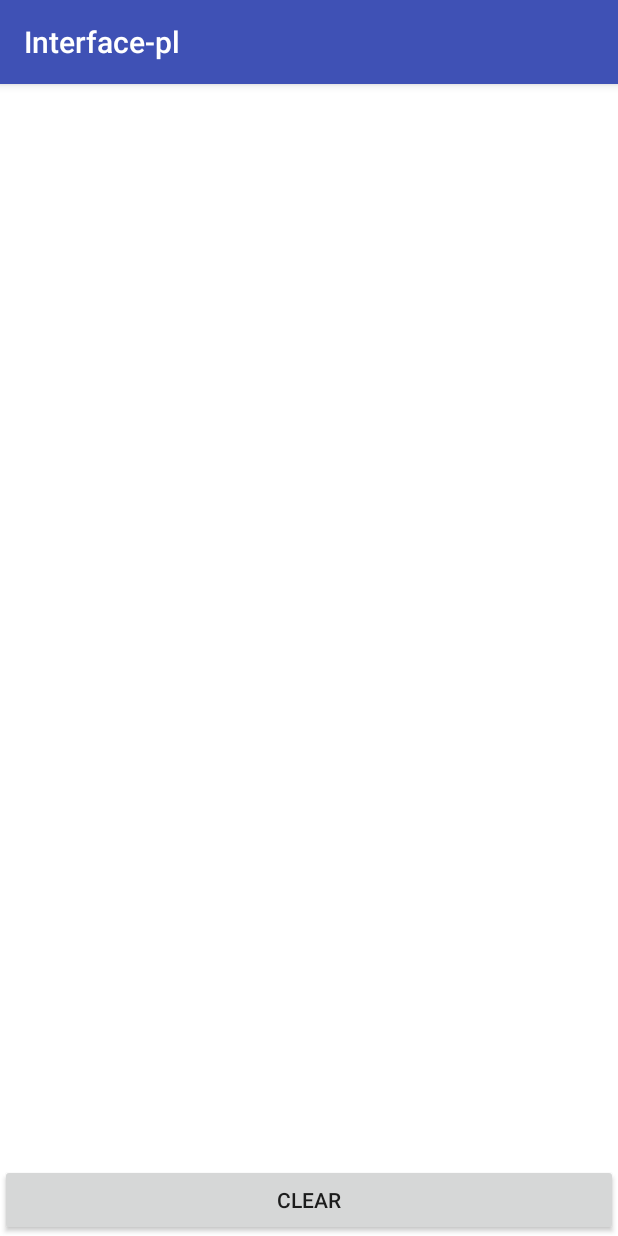
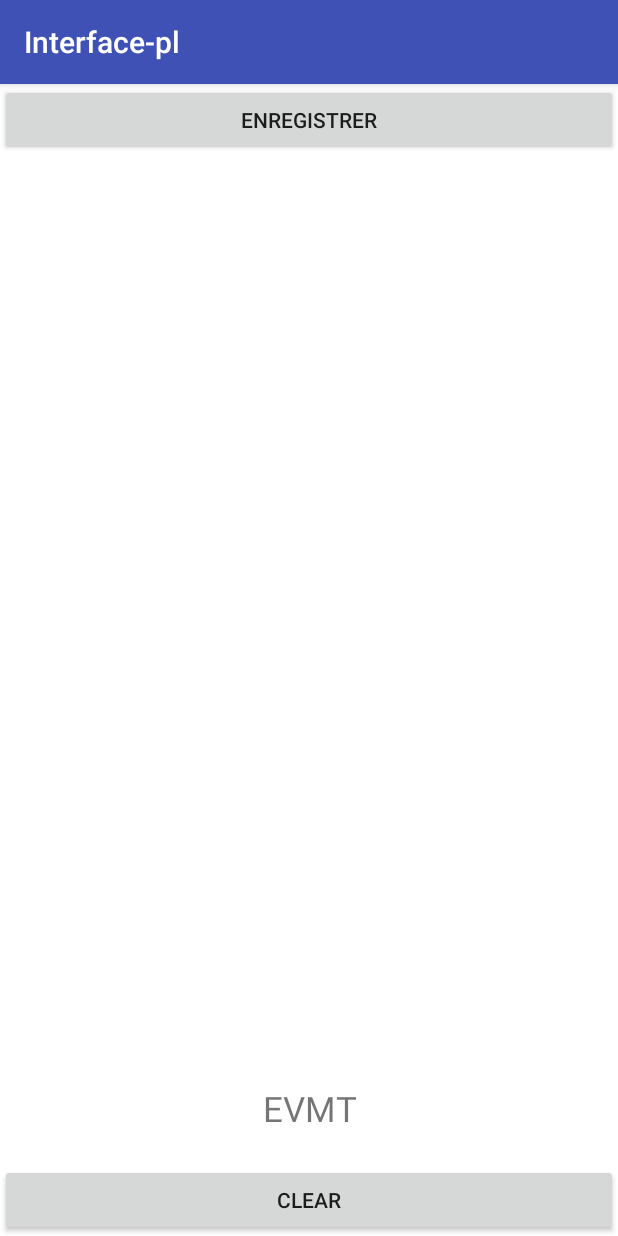
Before and after one commit to yassinecharjami/Interfacepl, an Android app: the PlotActivity screen opened directly, with no data from a screen before it, on a phone screen of 412 x 824 dp. Run offline under Robolectric (Android 15) with nearby library versions, the phone set to English and light mode, and no system bars.

```diff
--- a/app/src/main/java/com/example/e7440ma2/interface_pl/PlotActivity.java
+++ b/app/src/main/java/com/example/e7440ma2/interface_pl/PlotActivity.java
@@ -1,22 +1,27 @@
 package com.example.e7440ma2.interface_pl;
 
+import android.support.v4.view.GestureDetectorCompat;
 import android.support.v7.app.AppCompatActivity;
 import android.os.Bundle;
 import android.view.View;
+import android.widget.TextView;
 
 public class PlotActivity extends AppCompatActivity {
 
     private TouchEventView tev;
+    private TextView message;
+    private GestureDetectorCompat gestureDetector;
+    public static final String DEBUGTAG="JWP";
 
     @Override
     protected void onCreate(Bundle savedInstanceState) {
         super.onCreate(savedInstanceState);
         setContentView(R.layout.activity_plot);
-
         tev = (TouchEventView) findViewById(R.id.canva);
     }
 
     public void clearCanvas(View v){
         tev.clearCanvas();
     }
+
 }
--- a/app/src/main/java/com/example/e7440ma2/interface_pl/TouchEventView.java
+++ b/app/src/main/java/com/example/e7440ma2/interface_pl/TouchEventView.java
@@ -38,7 +38,7 @@ public class TouchEventView extends View {
         paint.setColor(Color.BLACK);
         paint.setStrokeJoin(Paint.Join.ROUND);
         paint.setStyle(Paint.Style.STROKE);
-        paint.setStrokeWidth(5f);
+        paint.setStrokeWidth(15f);
     }
 
     @Override
@@ -103,6 +103,10 @@ public class TouchEventView extends View {
         float yPos = event.getY();
         listCoord.add(new Coord(xPos, yPos));
 
+        String message = String.format("Coordinates: (x = %.2f, y = %.2f))",xPos,yPos);
+
+        Log.i(PlotActivity.DEBUGTAG, message);
+
         switch(event.getAction()){
             case MotionEvent.ACTION_DOWN:
                 path.moveTo(xPos,yPos);
--- a/app/src/main/res/layout/activity_plot.xml
+++ b/app/src/main/res/layout/activity_plot.xml
@@ -29,4 +29,25 @@
         android:text="Clear"
         tools:layout_editor_absoluteX="131dp"
         tools:layout_editor_absoluteY="447dp" />
+
+    <Button
+        android:id="@+id/button2"
+        android:layout_width="match_parent"
+        android:layout_height="wrap_content"
+        android:layout_alignParentLeft="true"
+        android:layout_alignParentStart="true"
+        android:layout_alignParentTop="true"
+        android:text="Enregistrer" />
+
+    <TextView
+        android:id="@+id/textView"
+        android:layout_width="300dp"
+        android:layout_height="wrap_content"
+        android:layout_above="@+id/button"
+        android:layout_centerHorizontal="true"
+        android:layout_marginBottom="21dp"
+        android:text="EVMT"
+        android:textAlignment="center"
+        android:textSize="23dp"/>
+
 </RelativeLayout>
```
